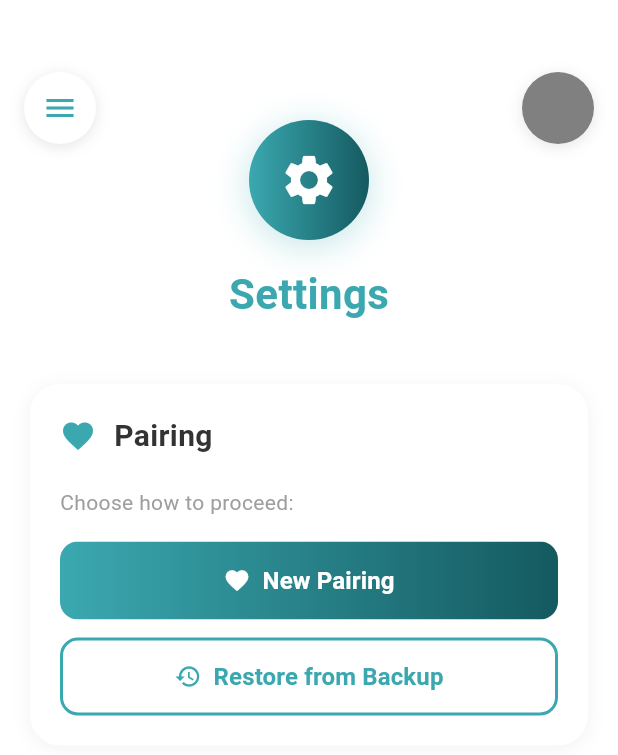
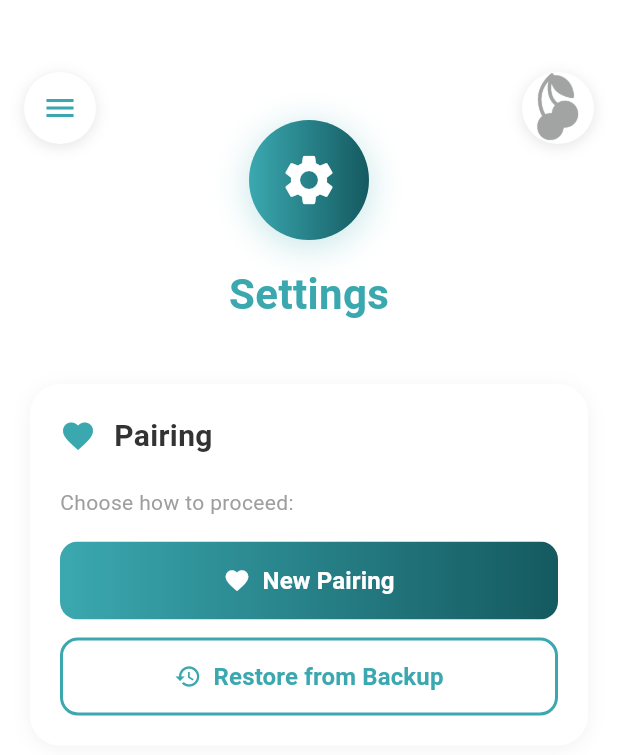
Before and after one commit to donpablitoooooooo/TuyJo, a Flutter app: the screen it shows after launch, on a phone screen of 412 x 824 dp. Shown: the top 755 px of the screen. Run offline on Flutter 3.47's test engine with Material 3 defaults, Android fonts, the phone set to English and light mode, and no system bars; our stand-ins replace cloud_firestore, file_picker, firebase_core, firebase_messaging, firebase_storage, flutter_linkify and 9 more; missing offline and left inert: asn1lib, encrypt, mobile_scanner, pdfx, pointycastle, receive_sharing_intent; accounts and stored records are empty; generated files the repository leaves out were written again; statements that could not run were skipped.

Commit message:
fix: Migliora allineamento menu e aggiorna logo grigio ufficiale
Modifiche al menu drawer:
- Logo e testo più vicini (spacing 12px invece di 16px)
- DrawerHeader con padding ridotto per avvicinare alla riga divisoria
- Contenuto allineato in basso a sinistra (Alignment.bottomLeft)
- Logo ridotto a 48x48 per migliori proporzioni

Logo grigio:
- Sostituito logo_grey.png con versione ufficiale da youandme_grey.png
- Ora usa il grigio corretto invece di quello generato automaticamente

```diff
--- a/flutter-app/lib/screens/main_screen.dart
+++ b/flutter-app/lib/screens/main_screen.dart
@@ -152,19 +152,23 @@ class _MainScreenState extends State<MainScreen> {
             padding: EdgeInsets.zero,
             children: [
               DrawerHeader(
+                padding: const EdgeInsets.fromLTRB(16, 16, 16, 8),
                 decoration: const BoxDecoration(
                   color: Colors.transparent,
                 ),
+                child: Align(
+                  alignment: Alignment.bottomLeft,
                   child: Row(
                     crossAxisAlignment: CrossAxisAlignment.center,
+                    mainAxisSize: MainAxisSize.min,
                     children: [
                       Image.asset(
                         'assets/logo_white.png',
-                      width: 50,
-                      height: 50,
+                        width: 48,
+                        height: 48,
                         fit: BoxFit.contain,
                       ),
-                    const SizedBox(width: 16),
+                      const SizedBox(width: 12),
                       const Text(
                         'TuyJo',
                         style: TextStyle(
@@ -174,6 +178,7 @@ class _MainScreenState extends State<MainScreen> {
                         ),
                       ),
                     ],
+                  ),
                 ),
               ),
               ListTile(
```
Also changed, not shown: flutter-app/assets/logo_grey.png. Lines whose indentation alone changed are shown as unchanged.
